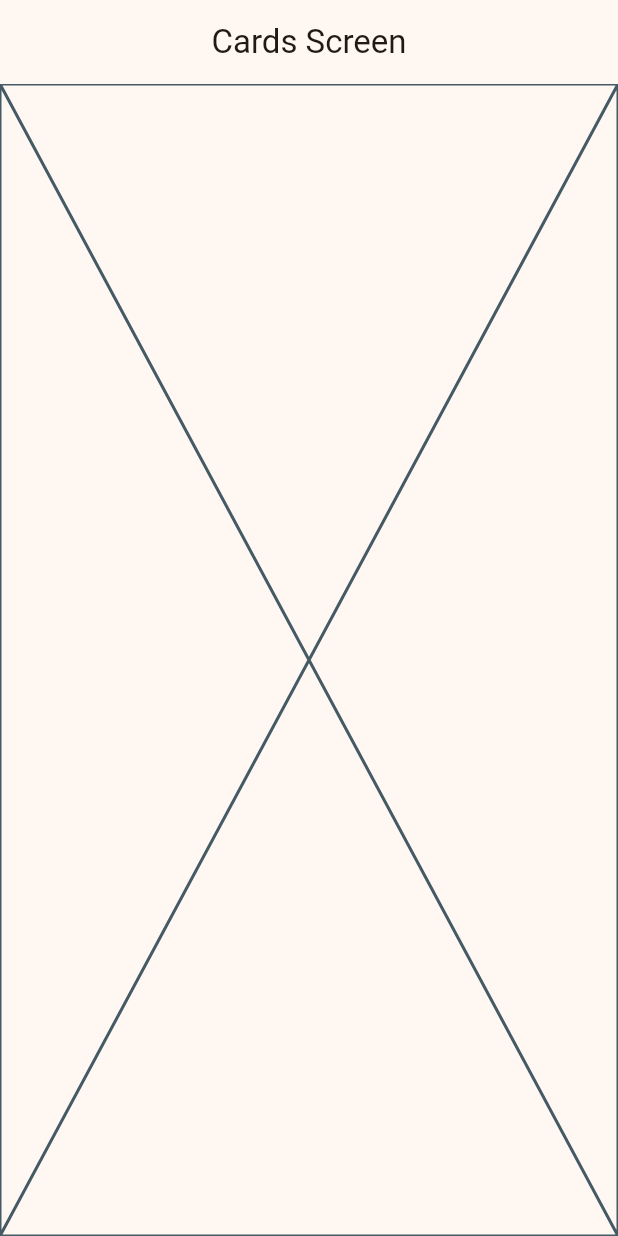
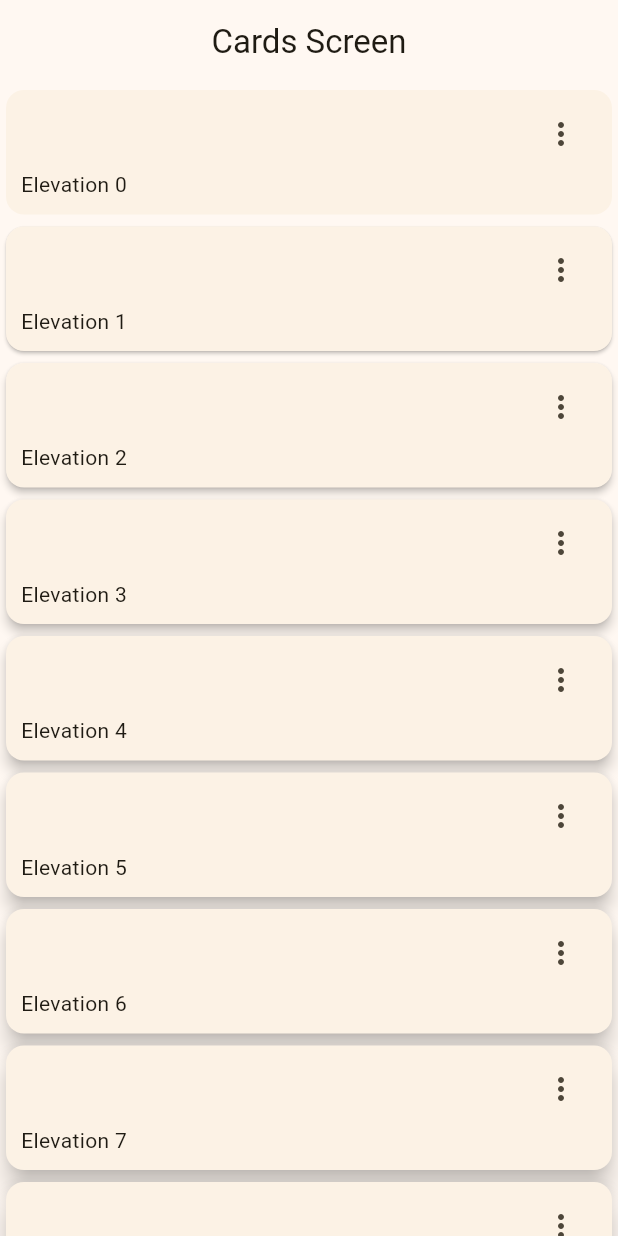
Before and after one commit to ObedGarcia64/WidgetsApp, a Flutter app: the CardsScreen screen opened by its route, on a phone screen of 412 x 824 dp. Run offline on Flutter 3.47's test engine with Material 3 defaults, Android fonts, the phone set to English and light mode, and no system bars; our stand-ins replace go_router.

Commit message:
Pantalla de tarjetas

```diff
--- a/lib/presentation/Screens/cards/cards_screen.dart
+++ b/lib/presentation/Screens/cards/cards_screen.dart
@@ -1,4 +1,18 @@
 import 'package:flutter/material.dart';
+
+const cards = <Map<String, dynamic>>[
+  {'elevation': 0.0, 'label': 'Elevation 0'},
+  {'elevation': 1.0, 'label': 'Elevation 1'},
+  {'elevation': 2.0, 'label': 'Elevation 2'},
+  {'elevation': 3.0, 'label': 'Elevation 3'},
+  {'elevation': 4.0, 'label': 'Elevation 4'},
+  {'elevation': 5.0, 'label': 'Elevation 5'},
+  {'elevation': 6.0, 'label': 'Elevation 6'},
+  {'elevation': 7.0, 'label': 'Elevation 7'},
+  {'elevation': 8.0, 'label': 'Elevation 8'},
+  {'elevation': 9.0, 'label': 'Elevation 9'},
+  {'elevation': 10.0, 'label': 'Elevation 10'},
+];
 
 class CardsScreen extends StatelessWidget {
   static const String name = 'cards_screen';
@@ -11,7 +25,52 @@ class CardsScreen extends StatelessWidget {
       appBar: AppBar(
         title: const Text('Cards Screen'),
       ),
-      body: const Placeholder(),
+      body: const _CardsView(),
     );
   }
 }
+
+class _CardsView extends StatelessWidget {
+  const _CardsView();
+
+  @override
+  Widget build(BuildContext context) {
+    return SingleChildScrollView(
+      child: Column(
+        children: [
+          ...cards.map((card) =>
+              _CardType1(elevation: card['elevation'], label: card['label']))
+        ],
+      ),
+    );
+  }
+}
+
+class _CardType1 extends StatelessWidget {
+  final String label;
+  final double elevation;
+
+  const _CardType1({required this.label, required this.elevation});
+
+  @override
+  Widget build(BuildContext context) {
+    return Card(
+      elevation: elevation,
+      child: Padding(
+          padding: const EdgeInsets.fromLTRB(10, 5, 10, 10),
+          child: Column(
+            children: [
+              Align(
+                  alignment: Alignment.topRight,
+                  child: IconButton(
+                      icon: const Icon(Icons.more_vert_outlined),
+                      onPressed: () {})),
+              Align(
+                alignment: Alignment.bottomLeft,
+                child: Text(label),
+              )
+            ],
+          )),
+    );
+  }
+}
```
